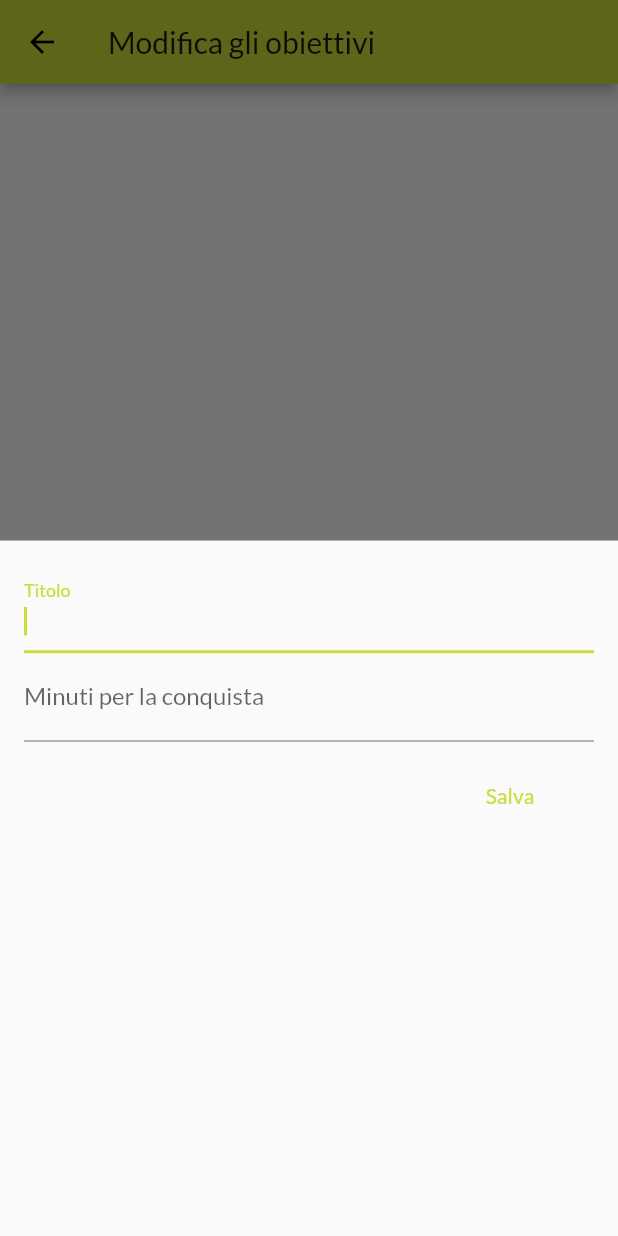
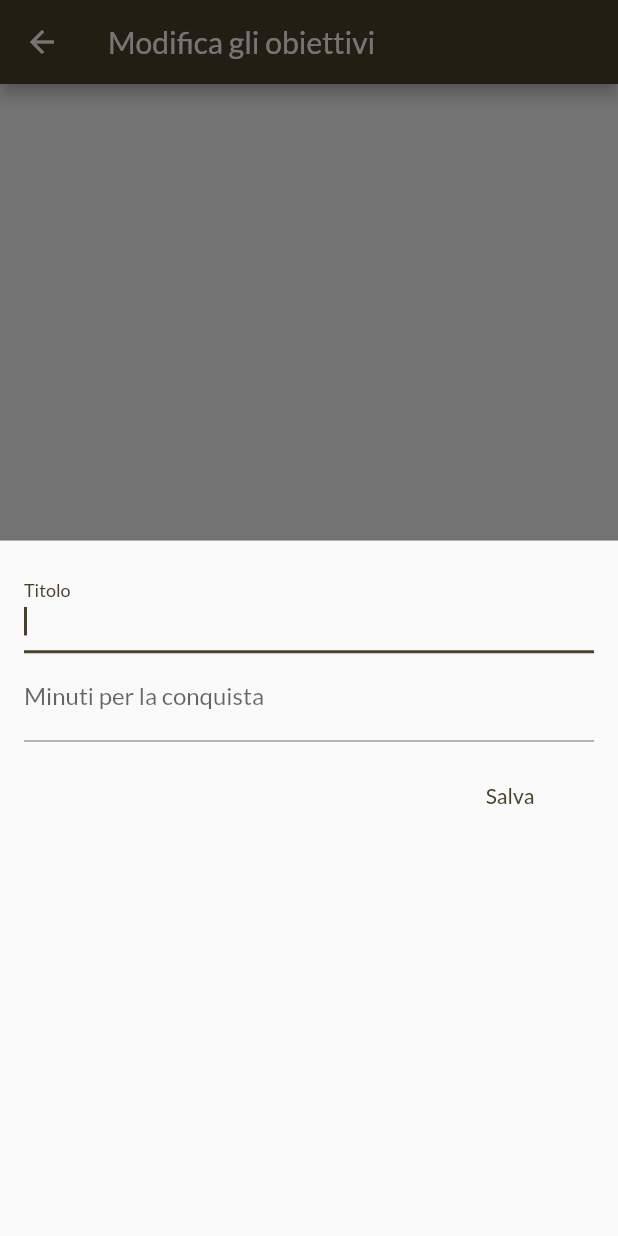
Before and after one commit to ag6294/airsoftDomination, a Flutter app: the EditFlagsRoute screen opened by its route, after a tap on the "add" icon, on a phone screen of 412 x 824 dp. Run offline on Flutter 3.47's test engine with Material 2 defaults, Android fonts, the phone set to English and light mode, and no system bars; our stand-ins replace firebase_messaging, google_fonts, package_info; accounts and stored records are empty; network calls fail.

Commit message:
color, appversion and gamelogout

```diff
--- a/lib/main.dart
+++ b/lib/main.dart
@@ -1,3 +1,4 @@
+import 'package:airsoft_domination/utils/theme.dart';
 import 'package:flutter/material.dart';
 import 'package:provider/provider.dart';
 import 'package:google_fonts/google_fonts.dart';
@@ -31,11 +32,12 @@ class MyApp extends StatelessWidget {
       child: MaterialApp(
           title: 'Flutter Demo',
           theme: ThemeData(
-            primarySwatch: Colors.lime,
+            primarySwatch: ThemeUtils.rangerGreen,
             fontFamily: GoogleFonts.lato().fontFamily,
             textTheme: GoogleFonts.latoTextTheme(
               Theme.of(context).textTheme,
             ),
+            primaryColorBrightness: Brightness.dark,
           ),
           home: DominationRoute(),
           routes: {
--- /dev/null
+++ b/lib/utils/theme.dart
@@ -0,0 +1,18 @@
+import 'package:flutter/material.dart';
+
+class ThemeUtils {
+  static const Map<int, Color> colorCodes = {
+    50: const Color(0xFF938153),
+    100: const Color(0xFF837249),
+    200: const Color(0xFF726440),
+    300: const Color(0xFF625637),
+    400: const Color(0xFF52472e),
+    500: const Color(0xFF4a412a),
+    600: const Color(0xFF413925),
+    700: const Color(0xFF312b1c),
+    800: const Color(0xFF211d12),
+    900: const Color(0xFF100e09)
+  };
+
+  static const MaterialColor rangerGreen = MaterialColor(0xFF4a412a, colorCodes);
+}
--- a/pubspec.yaml
+++ b/pubspec.yaml
@@ -23,6 +23,7 @@ dependencies:
   http: ^0.12.1
   google_fonts: ^1.1.0
   firebase_messaging: ^6.0.15
+  package_info: ^0.4.0+16
   # The following adds the Cupertino Icons font to your application.
   # Use with the CupertinoIcons class for iOS style icons.
   cupertino_icons: ^0.1.2
```
Also changed, not shown: lib/providers/game.dart (+14 -0 lines), lib/routes/settings_route.dart (+40 -7 lines), lib/widgets/app_drawer.dart (+28 -7 lines), lib/widgets/flag_tile.dart (+16 -10 lines), lib/widgets/flags_list.dart (+7 -0 lines), pubspec.lock.
